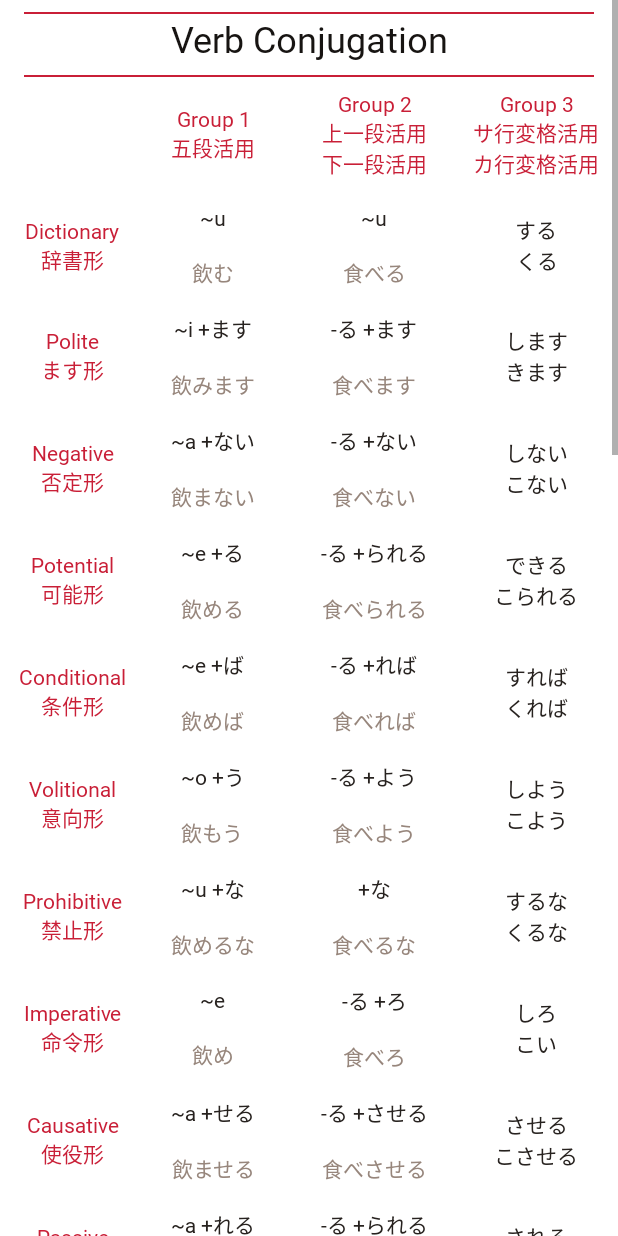
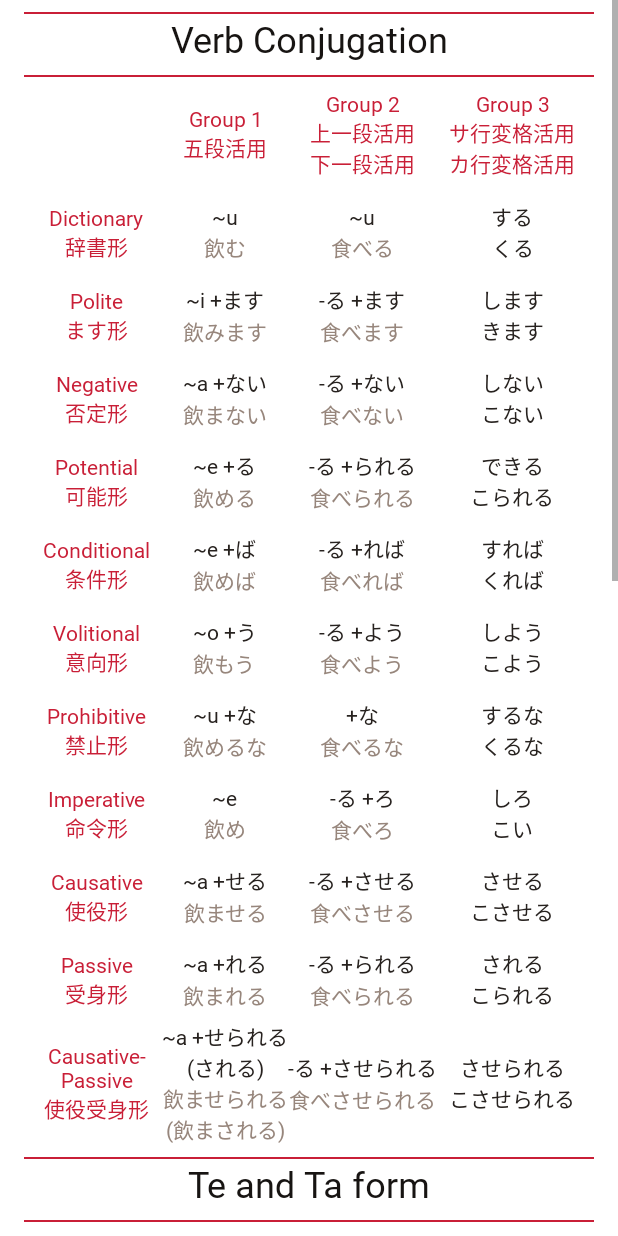
Before and after one commit to nrchan/ProjectJLPT, an Android app: the ConjugationActivity screen opened directly, with no data from a screen before it, on a phone screen of 412 x 824 dp. Run offline under Robolectric (Android 15) with nearby library versions, the phone set to English and light mode, and no system bars.

Commit message:
conjugation activity finish, perhaps

```diff
--- a/app/src/main/res/values/strings.xml
+++ b/app/src/main/res/values/strings.xml
@@ -106,8 +106,8 @@
     <string name="conjugation_activity_verb_group3_caupas">させられる\nこさせられる</string>
 
     <string name="conjugation_activity_onbin_title">Te and Ta form</string>
-    <string name="conjugation_activity_onbin_te_title">Te form</string>
-    <string name="conjugation_activity_onbin_ta_title">Ta form</string>
+    <string name="conjugation_activity_onbin_te_title">Te form\nて形</string>
+    <string name="conjugation_activity_onbin_ta_title">Ta form\nた形</string>
     <string name="conjugation_activity_onbin_title_tte">(Group 1)\nう・つ・る</string>
     <string name="conjugation_activity_onbin_te_tte">って</string>
     <string name="conjugation_activity_onbin_ta_tte">った</string>
@@ -148,8 +148,8 @@
     <string name="conjugation_activity_onbin_ta_suru_ex">勉強した</string>
 
     <string name="conjugation_activity_adj_title">Adjective Conjugation</string>
-    <string name="conjugation_activity_adj_i_title">い adj\nい形容詞\n形容詞</string>
-    <string name="conjugation_activity_adj_na_title">な adj\nな形容詞\n形容動詞</string>
+    <string name="conjugation_activity_adj_i_title">い adj\nい形容詞\n(形容詞)</string>
+    <string name="conjugation_activity_adj_na_title">な adj\nな形容詞\n(形容動詞)</string>
     <string name="conjugation_activity_adj_title_a">present\naffirmative</string>
     <string name="conjugation_activity_adj_i_a">~い</string>
     <string name="conjugation_activity_adj_na_a">(+だ)</string>
--- a/app/src/main/res/values/styles.xml
+++ b/app/src/main/res/values/styles.xml
@@ -36,9 +36,6 @@
         <item name="android:layout_height">wrap_content</item>
         <item name="android:textColor">@color/normalText</item>
         <item name="android:fontFamily">@font/noto_sans_cjk_regular</item>
-        <item name="android:padding">8dp</item>
-        <item name="android:paddingTop">0dp</item>
-        <item name="android:paddingBottom">0dp</item>
         <item name="android:gravity">center</item>
     </style>
     <style name="conjugation_table_example_style">
@@ -46,9 +43,6 @@
         <item name="android:layout_height">wrap_content</item>
         <item name="android:textColor">@color/colorAccent</item>
         <item name="android:fontFamily">@font/noto_sans_cjk_regular</item>
-        <item name="android:padding">8dp</item>
-        <item name="android:paddingTop">0dp</item>
-        <item name="android:paddingBottom">0dp</item>
         <item name="android:gravity">center</item>
     </style>
 
```
